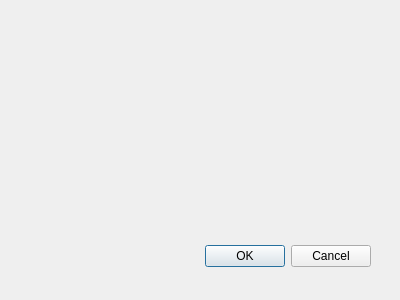
First picture: the form in aboutdialog.ui, repository lioTauhid/QBangla-Dictionary, before the edit.
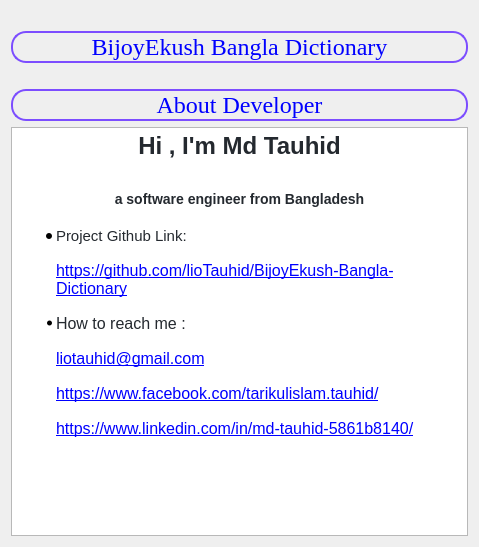
Second picture: the form after the edit. Icons and pictures are not drawn.

Commit message: full design

What changed in the file:
```diff
--- a/aboutdialog.ui
+++ b/aboutdialog.ui
@@ -8,29 +8,109 @@
    <rect>
     <x>0</x>
     <y>0</y>
-    <width>400</width>
-    <height>300</height>
+    <width>479</width>
+    <height>547</height>
    </rect>
   </property>
   <property name="windowTitle">
    <string>Dialog</string>
   </property>
-  <widget name="buttonBox" class="QDialogButtonBox">
-   <property name="geometry">
-    <rect>
-     <x>30</x>
-     <y>240</y>
-     <width>341</width>
-     <height>32</height>
-    </rect>
-   </property>
-   <property name="orientation">
-    <enum>Qt::Horizontal</enum>
-   </property>
-   <property name="standardButtons">
-    <set>QDialogButtonBox::Cancel|QDialogButtonBox::Ok</set>
-   </property>
-  </widget>
+  <layout class="QVBoxLayout" name="verticalLayout">
+   <item>
+    <widget class="QLabel" name="label">
+     <property name="styleSheet">
+      <string notr="true">background-image: url(:/icons/C:/Users/Tauhid/Desktop/logo desktop.png);
+
+
+</string>
+     </property>
+     <property name="text">
+      <string/>
+     </property>
+    </widget>
+   </item>
+   <item>
+    <widget class="QLabel" name="label_2">
+     <property name="font">
+      <font>
+       <family>Times New Roman</family>
+       <pointsize>18</pointsize>
+       <italic>false</italic>
+      </font>
+     </property>
+     <property name="styleSheet">
+      <string notr="true">color:#0000ff;
+
+border: 2px solid #7C4DFF;
+border-radius: 15px;
+padding: 0px;
+background: qradialgradient(cx: 0.3, cy: -0.4,
+fx: 0.3, fy: -0.4,
+radius: 1.35, stop: 0 #fff, stop: 1 #e7e7e7);
+</string>
+     </property>
+     <property name="text">
+      <string>BijoyEkush Bangla Dictionary</string>
+     </property>
+     <property name="alignment">
+      <set>Qt::AlignCenter</set>
+     </property>
+    </widget>
+   </item>
+   <item>
+    <widget class="QLabel" name="label_4">
+     <property name="text">
+      <string/>
+     </property>
+    </widget>
+   </item>
+   <item>
+    <widget class="QLabel" name="label_3">
+     <property name="font">
+      <font>
+       <family>Times New Roman</family>
+       <pointsize>18</pointsize>
+       <italic>false</italic>
+      </font>
+     </property>
+     <property name="styleSheet">
+      <string notr="true">color:#0000ff;
+
+border: 2px solid #7C4DFF;
+border-radius: 15px;
+padding: 0px;
+background: qradialgradient(cx: 0.3, cy: -0.4,
+fx: 0.3, fy: -0.4,
+radius: 1.35, stop: 0 #fff, stop: 1 #e7e7e7);
+</string>
+     </property>
+     <property name="text">
+      <string>About Developer</string>
+     </property>
+     <property name="alignment">
+      <set>Qt::AlignCenter</set>
+     </property>
+    </widget>
+   </item>
+   <item>
+    <widget class="QTextBrowser" name="textBrowser">
+     <property name="html">
+      <string>&lt;!DOCTYPE HTML PUBLIC &quot;-//W3C//DTD HTML 4.0//EN&quot; &quot;http://www.w3.org/TR/REC-html40/strict.dtd&quot;&gt;
+&lt;html&gt;&lt;head&gt;&lt;meta name=&quot;qrichtext&quot; content=&quot;1&quot; /&gt;&lt;style type=&quot;text/css&quot;&gt;
+p, li { white-space: pre-wrap; }
+&lt;/style&gt;&lt;/head&gt;&lt;body style=&quot; font-family:'Ubuntu'; font-size:11pt; font-weight:400; font-style:normal;&quot;&gt;
+&lt;h1 align=&quot;center&quot; style=&quot; margin-top:0px; margin-bottom:16px; margin-left:0px; margin-right:0px; -qt-block-indent:0; text-indent:0px; line-height:125%; background-color:#ffffff;&quot;&gt;&lt;span style=&quot; font-family:'-apple-system','BlinkMacSystemFont','Segoe UI','Helvetica','Arial','sans-serif','Apple Color Emoji','Segoe UI Emoji'; font-size:xx-large; font-weight:600; color:#24292f; background-color:#ffffff;&quot;&gt;Hi&lt;/span&gt;&lt;span style=&quot; font-family:'-apple-system','BlinkMacSystemFont','Segoe UI','Helvetica','Arial','sans-serif','Apple Color Emoji','Segoe UI Emoji'; font-size:xx-large; font-weight:600; color:#24292f;&quot;&gt; , I'm Md Tauhid&lt;/span&gt;&lt;/h1&gt;
+&lt;h3 align=&quot;center&quot; style=&quot; margin-top:24px; margin-bottom:16px; margin-left:0px; margin-right:0px; -qt-block-indent:0; text-indent:0px; line-height:125%; background-color:#ffffff;&quot;&gt;&lt;span style=&quot; font-family:'-apple-system','BlinkMacSystemFont','Segoe UI','Helvetica','Arial','sans-serif','Apple Color Emoji','Segoe UI Emoji'; font-size:large; font-weight:600; color:#24292f;&quot;&gt;a software engineer from Bangladesh&lt;/span&gt;&lt;/h3&gt;
+&lt;ul style=&quot;margin-top: 0px; margin-bottom: 0px; margin-left: 0px; margin-right: 0px; -qt-list-indent: 1;&quot;&gt;&lt;li style=&quot; font-family:'-apple-system','BlinkMacSystemFont','Segoe UI','Helvetica','Arial','sans-serif','Apple Color Emoji','Segoe UI Emoji'; font-size:12pt; font-weight:600; color:#24292f;&quot; style=&quot; margin-top:16px; margin-bottom:16px; margin-left:0px; margin-right:0px; -qt-block-indent:0; text-indent:0px;&quot;&gt;&lt;span style=&quot; font-size:11pt; font-weight:400;&quot;&gt;Project Github Link: &lt;/span&gt;&lt;/li&gt;&lt;/ul&gt;
+&lt;p style=&quot; margin-top:16px; margin-bottom:16px; margin-left:0px; margin-right:0px; -qt-block-indent:1; text-indent:0px;&quot;&gt;&lt;span style=&quot; font-family:'-apple-system','BlinkMacSystemFont','Segoe UI','Helvetica','Arial','sans-serif','Apple Color Emoji','Segoe UI Emoji'; font-size:16px; text-decoration: underline; color:#0000ff;&quot;&gt;https://github.com/lioTauhid/BijoyEkush-Bangla-Dictionary&lt;/span&gt;&lt;/p&gt;
+&lt;ul style=&quot;margin-top: 0px; margin-bottom: 0px; margin-left: 0px; margin-right: 0px; -qt-list-indent: 1;&quot;&gt;&lt;li style=&quot; font-family:'-apple-system','BlinkMacSystemFont','Segoe UI','Helvetica','Arial','sans-serif','Apple Color Emoji','Segoe UI Emoji'; color:#24292f;&quot; style=&quot; margin-top:16px; margin-bottom:16px; margin-left:0px; margin-right:0px; -qt-block-indent:0; text-indent:0px;&quot;&gt;&lt;span style=&quot; font-size:16px;&quot;&gt;How to reach me :&lt;/span&gt;&lt;/li&gt;&lt;/ul&gt;
+&lt;p style=&quot; margin-top:16px; margin-bottom:16px; margin-left:0px; margin-right:0px; -qt-block-indent:1; text-indent:0px;&quot;&gt;&lt;span style=&quot; font-family:'-apple-system','BlinkMacSystemFont','Segoe UI','Helvetica','Arial','sans-serif','Apple Color Emoji','Segoe UI Emoji'; font-size:16px; text-decoration: underline; color:#0000ff;&quot;&gt;liotauhid@gmail.com&lt;/span&gt;&lt;/p&gt;
+&lt;p style=&quot; margin-top:16px; margin-bottom:16px; margin-left:0px; margin-right:0px; -qt-block-indent:1; text-indent:0px;&quot;&gt;&lt;span style=&quot; font-family:'-apple-system','BlinkMacSystemFont','Segoe UI','Helvetica','Arial','sans-serif','Apple Color Emoji','Segoe UI Emoji'; font-size:16px; text-decoration: underline; color:#0000ff;&quot;&gt;https://www.facebook.com/tarikulislam.tauhid/&lt;/span&gt;&lt;/p&gt;
+&lt;p style=&quot; margin-top:16px; margin-bottom:16px; margin-left:0px; margin-right:0px; -qt-block-indent:1; text-indent:0px;&quot;&gt;&lt;span style=&quot; font-family:'-apple-system','BlinkMacSystemFont','Segoe UI','Helvetica','Arial','sans-serif','Apple Color Emoji','Segoe UI Emoji'; font-size:16px; text-decoration: underline; color:#0000ff;&quot;&gt;https://www.linkedin.com/in/md-tauhid-5861b8140/&lt;/span&gt;&lt;/p&gt;&lt;/body&gt;&lt;/html&gt;</string>
+     </property>
+    </widget>
+   </item>
+  </layout>
  </widget>
  <pixmapfunction/>
  <resources/>
```
Left out of the diff: 42 changed lines with no effect on the pictures. The commit also changes 1 other file.
